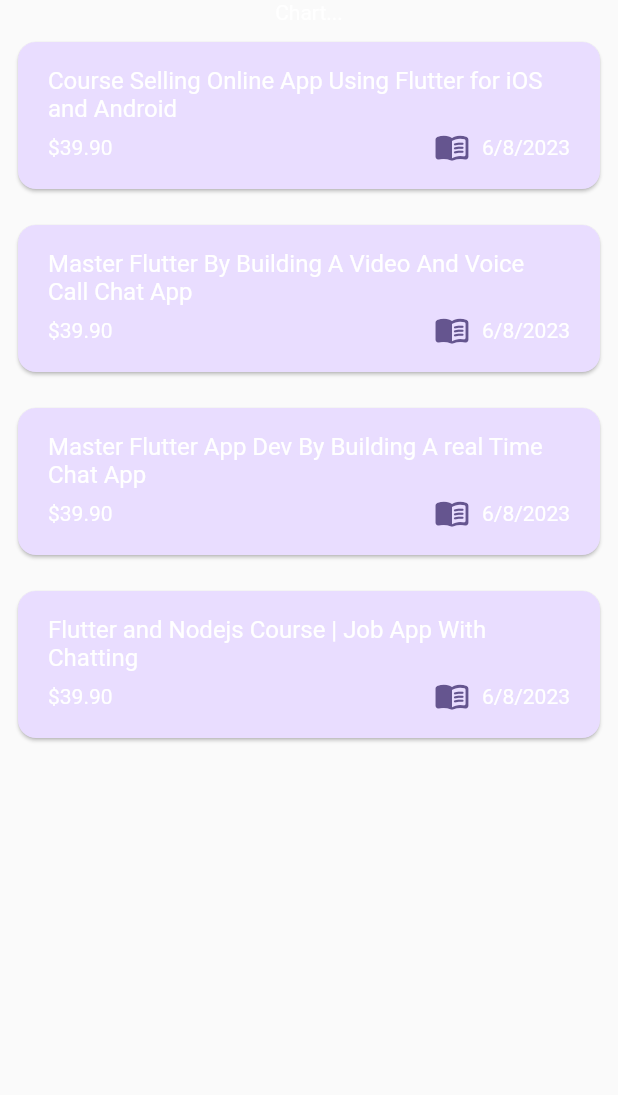
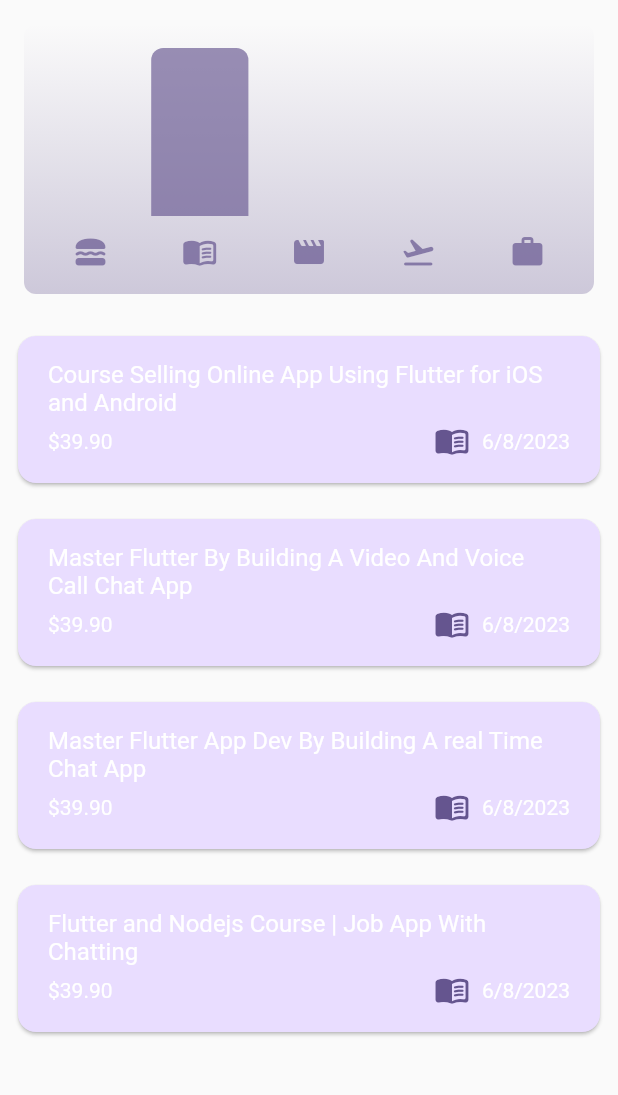
Before and after one commit to eacardenase/flutter-expense-tracker, a Flutter app: the screen it shows after launch, on a phone screen of 412 x 824 dp, the part 84-1179 px from its top. Run offline on Flutter 3.47's test engine with Material 2 defaults, Android fonts, the phone set to English and light mode, and no system bars.

Commit message:
feat: add chart widget

```diff
--- a/lib/models/expense.dart
+++ b/lib/models/expense.dart
@@ -40,3 +40,28 @@ class Expense {
     return dateFormatter.format(date);
   }
 }
+
+class ExpenseBucket {
+  const ExpenseBucket({
+    required this.expenses,
+    required this.category,
+  });
+
+  ExpenseBucket.forCategory(List<Expense> allExpenses, this.category)
+      : expenses = allExpenses
+            .where((expense) => expense.category == category)
+            .toList();
+
+  final ExpenseCategory category;
+  final List<Expense> expenses;
+
+  double get totalExpenses {
+    double totalSum = 0;
+
+    for (final expense in expenses) {
+      totalSum += expense.amount;
+    }
+
+    return totalSum;
+  }
+}
--- /dev/null
+++ b/lib/widgets/chart/chart.dart
@@ -0,0 +1,105 @@
+import 'package:flutter/material.dart';
+
+import 'package:flutter_expense_tracker/models/expense.dart';
+import 'package:flutter_expense_tracker/widgets/chart/chart_bar.dart';
+
+class Chart extends StatelessWidget {
+  const Chart({super.key, required this.expenses});
+
+  final List<Expense> expenses;
+
+  List<ExpenseBucket> get buckets {
+    return [
+      ExpenseBucket.forCategory(expenses, ExpenseCategory.food),
+      ExpenseBucket.forCategory(expenses, ExpenseCategory.learning),
+      ExpenseBucket.forCategory(expenses, ExpenseCategory.leisure),
+      ExpenseBucket.forCategory(expenses, ExpenseCategory.travel),
+      ExpenseBucket.forCategory(expenses, ExpenseCategory.work),
+    ];
+  }
+
+  double get maxTotalExpense {
+    double maxTotalExpense = 0;
+
+    for (var bucket in buckets) {
+      if (bucket.totalExpenses > maxTotalExpense) {
+        maxTotalExpense = bucket.totalExpenses;
+      }
+    }
+
+    return maxTotalExpense;
+  }
+
+  @override
+  Widget build(BuildContext context) {
+    // detects if device has dark mode enabled
+    final isDarkMode =
+        MediaQuery.of(context).platformBrightness == Brightness.dark;
+
+    return Container(
+      margin: const EdgeInsets.all(
+        16,
+      ),
+      padding: const EdgeInsets.symmetric(
+        vertical: 16,
+        horizontal: 8,
+      ),
+      width: double.infinity,
+      height: 180,
+      decoration: BoxDecoration(
+        borderRadius: BorderRadius.circular(8),
+        gradient: LinearGradient(
+          colors: [
+            Theme.of(context).colorScheme.primary.withOpacity(0.3),
+            Theme.of(context).colorScheme.primary.withOpacity(0.0),
+          ],
+          begin: Alignment.bottomCenter,
+          end: Alignment.topCenter,
+        ),
+      ),
+      child: Column(
+        children: [
+          Expanded(
+            child: Row(
+              crossAxisAlignment: CrossAxisAlignment.end,
+              children: [
+                for (final bucket in buckets) // alternative to map
+                  CharBar(
+                    fill: bucket.totalExpenses == 0
+                        ? 0
+                        : bucket.totalExpenses / maxTotalExpense,
+                    isDarkMode: isDarkMode,
+                  )
+              ],
+            ),
+          ),
+          const SizedBox(
+            height: 12,
+          ),
+          Row(
+            children: buckets
+                .map(
+                  (bucket) => Expanded(
+                    child: Padding(
+                      padding: const EdgeInsets.symmetric(
+                        horizontal: 4,
+                      ),
+                      child: Icon(
+                        categoryIcons[bucket.category],
+                        color: isDarkMode
+                            ? Theme.of(context).colorScheme.secondary
+                            : Theme.of(context)
+                                .colorScheme
+                                .primary
+                                .withOpacity(0.7),
+                      ),
+                    ),
+                  ),
+                )
+                .toList(),
+          )
+        ],
+      ),
+    );
+  }
+}
--- /dev/null
+++ b/lib/widgets/chart/chart_bar.dart
@@ -0,0 +1,39 @@
+import 'package:flutter/material.dart';
+
+class CharBar extends StatelessWidget {
+  const CharBar({
+    super.key,
+    required this.fill,
+    required this.isDarkMode,
+  });
+
+  final double fill;
+  final bool isDarkMode;
+
+  @override
+  Widget build(BuildContext context) {
+    return Expanded(
+      child: Padding(
+        padding: const EdgeInsets.symmetric(
+          horizontal: 4,
+        ),
+        child: FractionallySizedBox(
+          heightFactor: fill,
+          child: DecoratedBox(
+            decoration: BoxDecoration(
+              shape: BoxShape.rectangle,
+              borderRadius: const BorderRadius.vertical(
+                top: Radius.circular(
+                  8,
+                ),
+              ),
+              color: isDarkMode
+                  ? Theme.of(context).colorScheme.secondary
+                  : Theme.of(context).colorScheme.primary.withOpacity(0.65),
+            ),
+          ),
+        ),
+      ),
+    );
+  }
+}
--- a/lib/widgets/expenses.dart
+++ b/lib/widgets/expenses.dart
@@ -1,6 +1,7 @@
 import 'package:flutter/material.dart';
 
 import 'package:flutter_expense_tracker/models/expense.dart';
+import 'package:flutter_expense_tracker/widgets/chart/chart.dart';
 import 'package:flutter_expense_tracker/widgets/expenses_list/expenses_list.dart';
 import 'package:flutter_expense_tracker/widgets/new_expense.dart';
 
@@ -122,9 +123,7 @@ class _ExpensesState extends State<Expenses> {
       ),
       body: Column(
         children: [
-          const Text(
-            'Chart...',
-          ),
+          Chart(expenses: _registeredExpenses),
           Expanded(
             child: mainContent,
           )
```
